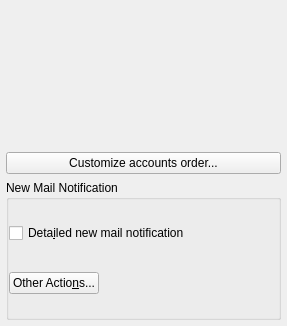
The window that src/ui/accountspagereceivingtab.ui (KDE/kmail) describes before a commit, drawn with Qt 5.
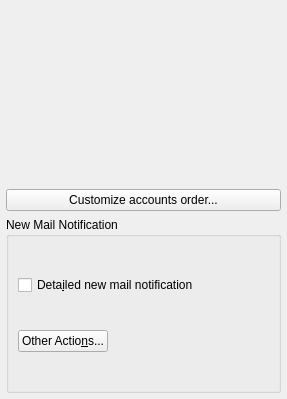
The same window after the commit. Custom widgets are drawn as their Qt base class.

What changed in the file:
```diff
--- a/src/ui/accountspagereceivingtab.ui
+++ b/src/ui/accountspagereceivingtab.ui
@@ -7,7 +7,7 @@
     <x>0</x>
     <y>0</y>
     <width>287</width>
-    <height>326</height>
+    <height>399</height>
    </rect>
   </property>
   <layout class="QVBoxLayout" name="verticalLayout_3">
@@ -41,6 +41,18 @@
         <string>New Mail Notification</string>
        </property>
        <layout class="QVBoxLayout" name="verticalLayout">
+        <property name="leftMargin">
+         <number>9</number>
+        </property>
+        <property name="topMargin">
+         <number>9</number>
+        </property>
+        <property name="rightMargin">
+         <number>9</number>
+        </property>
+        <property name="bottomMargin">
+         <number>9</number>
+        </property>
         <item>
          <widget class="QCheckBox" name="mVerboseNotificationCheck">
           <property name="sizePolicy">
```
Left out of the diff: 4 changed lines with no effect on the pictures.
